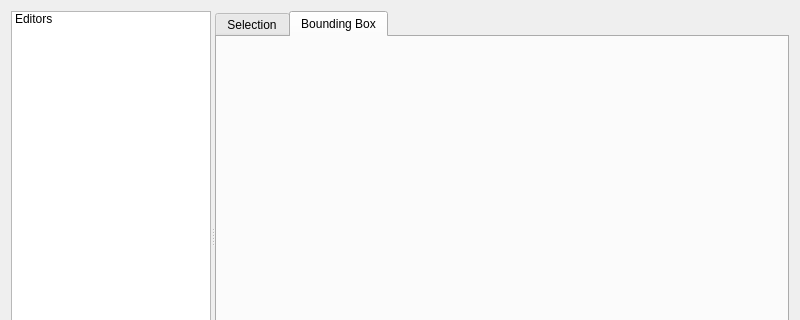
The window that vclib/render/src/vclib/qt/gui/settings_dialog.ui (cnr-isti-vclab/vclib) describes before a commit, drawn with Qt 5; both pictures show x 0 to 800 and y 0 to 320 of the 800 by 500 pixel window.
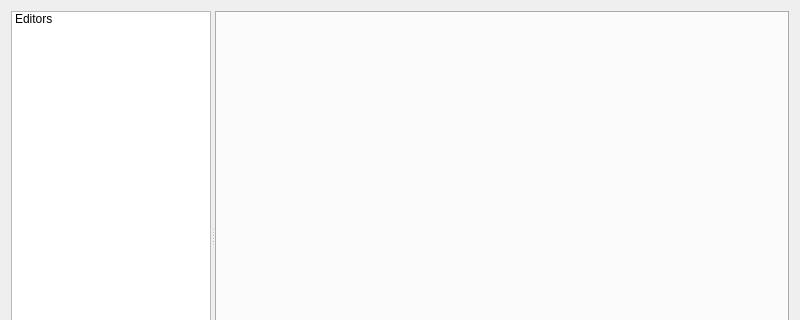
The same window after the commit.

Commit message: [render] code cleanup for qt::SettingsDialog

What changed in the file:
```diff
--- a/vclib/render/src/vclib/qt/gui/settings_dialog.ui
+++ b/vclib/render/src/vclib/qt/gui/settings_dialog.ui
@@ -57,23 +57,8 @@
          <number>0</number>
         </property>
         <item>
-         <widget class="QTabWidget" name="editorsTabWidget">
-          <property name="currentIndex">
-           <number>1</number>
-          </property>
-          <widget class="QWidget" name="selectionTab">
-           <attribute name="title">
-            <string>Selection</string>
-           </attribute>
-           <layout class="QVBoxLayout" name="verticalLayout_selection"/>
+          <widget class="QTabWidget" name="editorsTabWidget">
           </widget>
-          <widget class="QWidget" name="boundingBoxTab">
-           <attribute name="title">
-            <string>Bounding Box</string>
-           </attribute>
-           <layout class="QVBoxLayout" name="verticalLayout_bbox"/>
-          </widget>
-         </widget>
         </item>
        </layout>
       </widget>
```
The commit also changes 15 other files.
